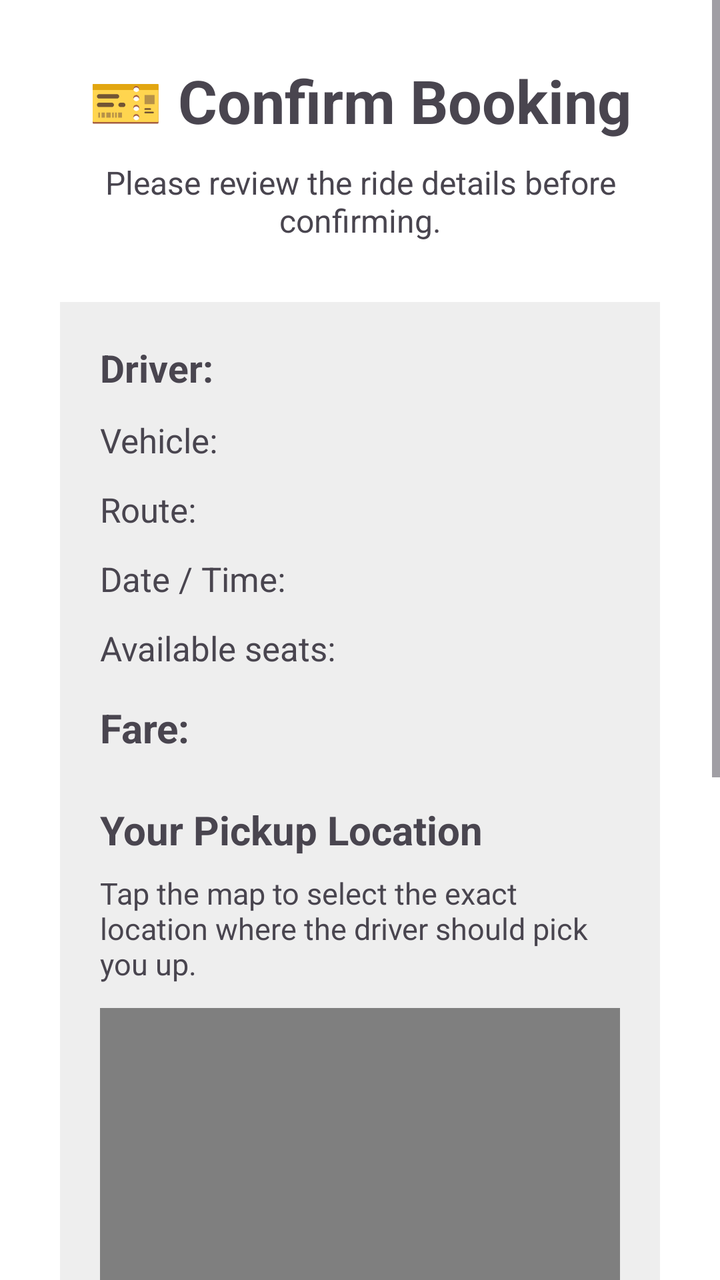
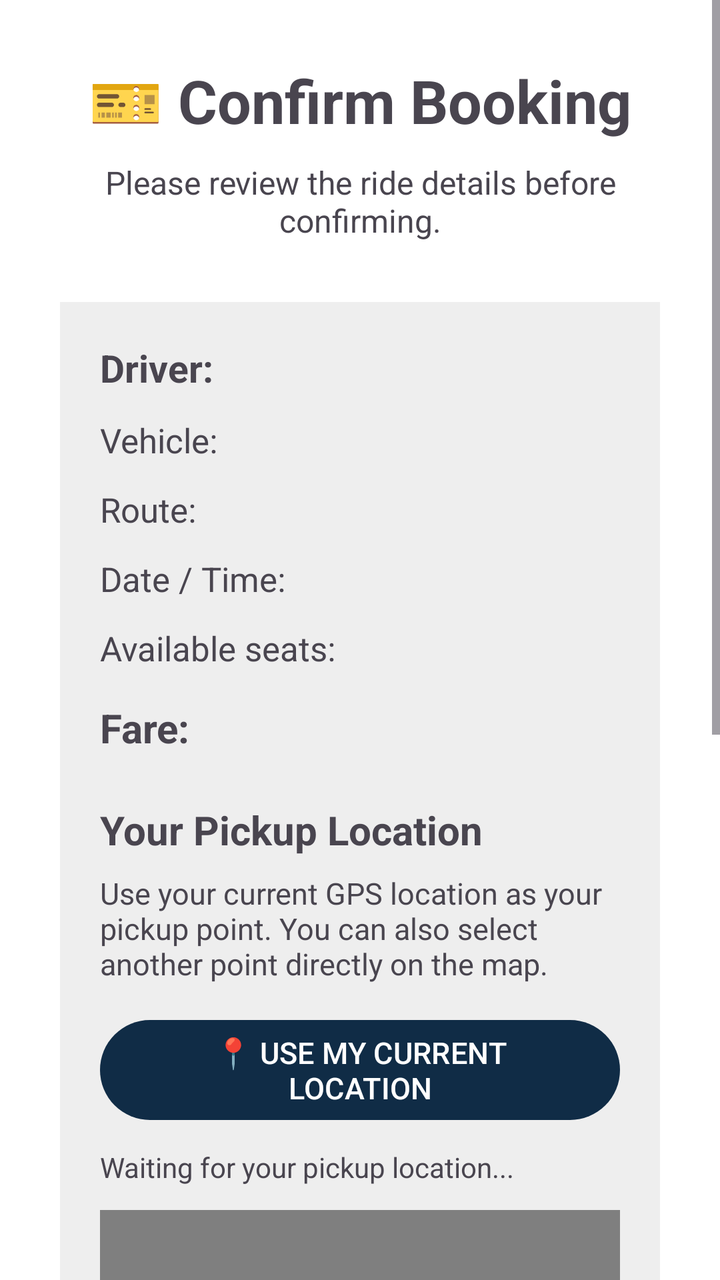

Before-and-after screenshots of an Android layout around one commit, followed by the original layout XML and the change that was made.
<!-- AndroidManifest.xml: application theme Theme.RideConnect -->
<!-- res/layout/activity_booking_confirmation.xml -->
<?xml version="1.0" encoding="utf-8"?>
<ScrollView
    xmlns:android="http://schemas.android.com/apk/res/android"
    android:layout_width="match_parent"
    android:layout_height="match_parent"
    android:background="#FFFFFF">

    <LinearLayout
        android:layout_width="match_parent"
        android:layout_height="wrap_content"
        android:orientation="vertical"
        android:padding="30dp">

        <TextView
            android:layout_width="wrap_content"
            android:layout_height="wrap_content"
            android:text="🎫 Confirm Booking"
            android:textSize="30sp"
            android:textStyle="bold"
            android:layout_gravity="center_horizontal"/>

        <TextView
            android:layout_width="wrap_content"
            android:layout_height="wrap_content"
            android:text="Please review the ride details before confirming."
            android:textSize="16sp"
            android:layout_gravity="center_horizontal"
            android:gravity="center"
            android:layout_marginTop="10dp"/>

        <LinearLayout
            android:layout_width="match_parent"
            android:layout_height="wrap_content"
            android:orientation="vertical"
            android:padding="20dp"
            android:layout_marginTop="30dp"
            android:background="#EEEEEE">

            <TextView
                android:id="@+id/bookingDriverText"
                android:layout_width="match_parent"
                android:layout_height="wrap_content"
                android:text="Driver:"
                android:textSize="19sp"
                android:textStyle="bold"/>

            <TextView
                android:id="@+id/bookingVehicleText"
                android:layout_width="match_parent"
                android:layout_height="wrap_content"
                android:text="Vehicle:"
                android:textSize="17sp"
                android:layout_marginTop="12dp"/>

            <TextView
                android:id="@+id/bookingRouteText"
                android:layout_width="match_parent"
                android:layout_height="wrap_content"
                android:text="Route:"
                android:textSize="17sp"
                android:layout_marginTop="12dp"/>

            <TextView
                android:id="@+id/bookingDateTimeText"
                android:layout_width="match_parent"
                android:layout_height="wrap_content"
                android:text="Date / Time:"
                android:textSize="17sp"
                android:layout_marginTop="12dp"/>

            <TextView
                android:id="@+id/bookingSeatsText"
                android:layout_width="match_parent"
                android:layout_height="wrap_content"
                android:text="Available seats:"
                android:textSize="17sp"
                android:layout_marginTop="12dp"/>

            <TextView
                android:id="@+id/bookingPriceText"
                android:layout_width="match_parent"
                android:layout_height="wrap_content"
                android:text="Fare:"
                android:textSize="20sp"
                android:textStyle="bold"
                android:layout_marginTop="15dp"/>


            <TextView
                android:id="@+id/passengerPickupHeading"
                android:layout_width="match_parent"
                android:layout_height="wrap_content"
                android:layout_marginTop="24dp"
                android:text="Your Pickup Location"
                android:textSize="20sp"
                android:textStyle="bold" />

            <TextView
                android:id="@+id/passengerPickupInstructions"
                android:layout_width="match_parent"
                android:layout_height="wrap_content"
                android:layout_marginTop="8dp"
                android:text="Tap the map to select the exact location where the driver should pick you up."
                android:textSize="15sp" />

            <org.osmdroid.views.MapView
                android:id="@+id/passengerPickupMap"
                android:layout_width="match_parent"
                android:layout_height="300dp"
                android:layout_marginTop="12dp" />

            <TextView
                android:id="@+id/passengerPickupAddressText"
                android:layout_width="match_parent"
                android:layout_height="wrap_content"
                android:layout_marginTop="12dp"
                android:text="No pickup point selected yet."
                android:textSize="16sp"
                android:textStyle="bold" />


        </LinearLayout>

        <Button
            android:id="@+id/confirmBookingButton"
            android:layout_width="match_parent"
            android:layout_height="wrap_content"
            android:text="✅ CONFIRM BOOKING"
            android:textSize="18sp"
            android:layout_marginTop="30dp"/>

        <Button
            android:id="@+id/cancelBookingButton"
            android:layout_width="match_parent"
            android:layout_height="wrap_content"
            android:text="CANCEL"
            android:layout_marginTop="10dp"
            android:layout_marginBottom="30dp"/>

    </LinearLayout>

</ScrollView>
<!-- resources referenced by this layout -->
<resources>
  <style name="Theme.RideConnect" parent="Base.Theme.RideConnect" />
  <style name="Base.Theme.RideConnect" parent="Theme.Material3.Light.NoActionBar">
  
          
          <item name="colorPrimary">@color/navy</item>
          <item name="colorOnPrimary">@color/white</item>
  
          <item name="colorSecondary">@color/teal</item>
          <item name="colorOnSecondary">@color/white</item>
  
          <item name="colorTertiary">@color/gold</item>
          <item name="colorOnTertiary">@color/navy</item>
  
          
          <item name="colorSurface">@color/card_white</item>
          <item name="colorOnSurface">@color/text_primary</item>
  
          
          <item name="android:statusBarColor">@color/navy</item>
          <item name="android:navigationBarColor">@color/card_white</item>
  
          <item name="android:windowLightStatusBar">false</item>
          <item name="android:windowLightNavigationBar">true</item>
  
          
          <item name="android:windowBackground">@color/screen_background</item>
  
          
          <item name="android:colorAccent">@color/teal</item>
  
      </style>
  <color name="navy">#102C46</color>
  <color name="white">#FFFFFFFF</color>
  <color name="teal">#167D83</color>
  <color name="gold">#F2B84B</color>
  <color name="card_white">#FFFFFF</color>
  <color name="text_primary">#172B3A</color>
  <color name="screen_background">#F4F6F8</color>
</resources>

<!-- the commit's change to res/layout/activity_booking_confirmation.xml (unified diff, before → after) -->
@@ -85,7 +85,6 @@
                 android:textStyle="bold"
                 android:layout_marginTop="15dp"/>
 
-
             <TextView
                 android:id="@+id/passengerPickupHeading"
                 android:layout_width="match_parent"
@@ -93,21 +92,37 @@
                 android:layout_marginTop="24dp"
                 android:text="Your Pickup Location"
                 android:textSize="20sp"
-                android:textStyle="bold" />
+                android:textStyle="bold"/>
 
             <TextView
                 android:id="@+id/passengerPickupInstructions"
                 android:layout_width="match_parent"
                 android:layout_height="wrap_content"
                 android:layout_marginTop="8dp"
-                android:text="Tap the map to select the exact location where the driver should pick you up."
-                android:textSize="15sp" />
+                android:text="Use your current GPS location as your pickup point. You can also select another point directly on the map."
+                android:textSize="15sp"/>
+
+            <Button
+                android:id="@+id/useCurrentLocationButton"
+                android:layout_width="match_parent"
+                android:layout_height="wrap_content"
+                android:layout_marginTop="14dp"
+                android:text="📍 USE MY CURRENT LOCATION"
+                android:textSize="15sp"/>
+
+            <TextView
+                android:id="@+id/pickupLocationStatusText"
+                android:layout_width="match_parent"
+                android:layout_height="wrap_content"
+                android:layout_marginTop="10dp"
+                android:text="Waiting for your pickup location..."
+                android:textSize="14sp"/>
 
             <org.osmdroid.views.MapView
                 android:id="@+id/passengerPickupMap"
                 android:layout_width="match_parent"
-                android:layout_height="300dp"
-                android:layout_marginTop="12dp" />
+                android:layout_height="260dp"
+                android:layout_marginTop="12dp"/>
 
             <TextView
                 android:id="@+id/passengerPickupAddressText"
@@ -116,8 +131,7 @@
                 android:layout_marginTop="12dp"
                 android:text="No pickup point selected yet."
                 android:textSize="16sp"
-                android:textStyle="bold" />
-
+                android:textStyle="bold"/>
 
         </LinearLayout>
 
@@ -127,7 +141,8 @@
             android:layout_height="wrap_content"
             android:text="✅ CONFIRM BOOKING"
             android:textSize="18sp"
-            android:layout_marginTop="30dp"/>
+            android:layout_marginTop="30dp"
+            android:enabled="false"/>
 
         <Button
             android:id="@+id/cancelBookingButton"
